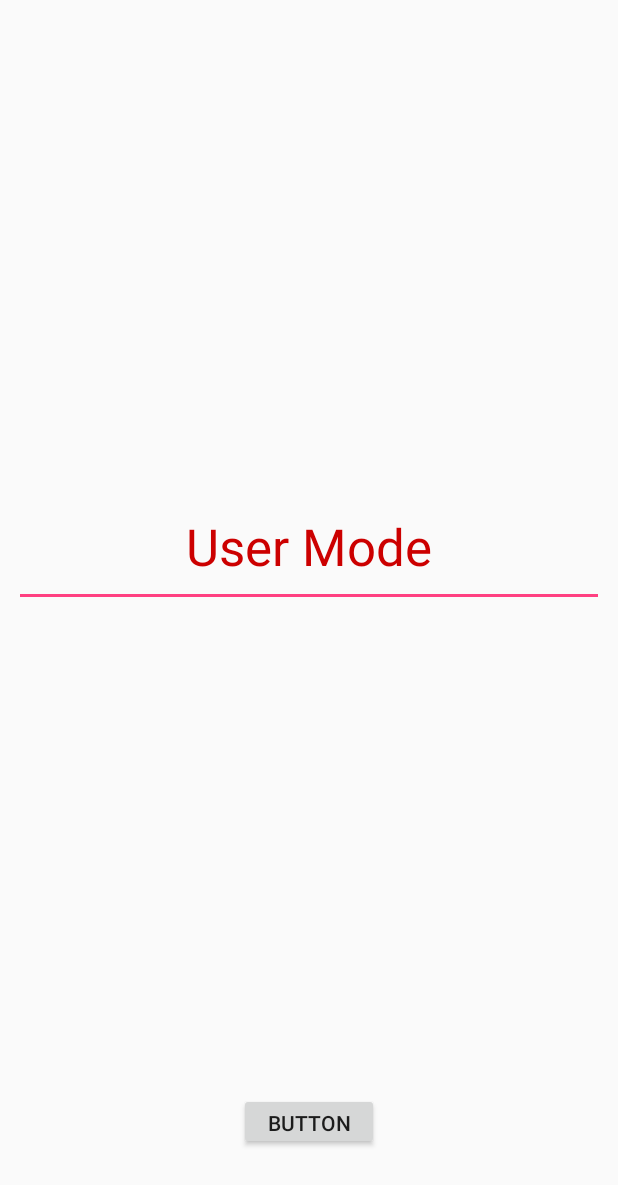
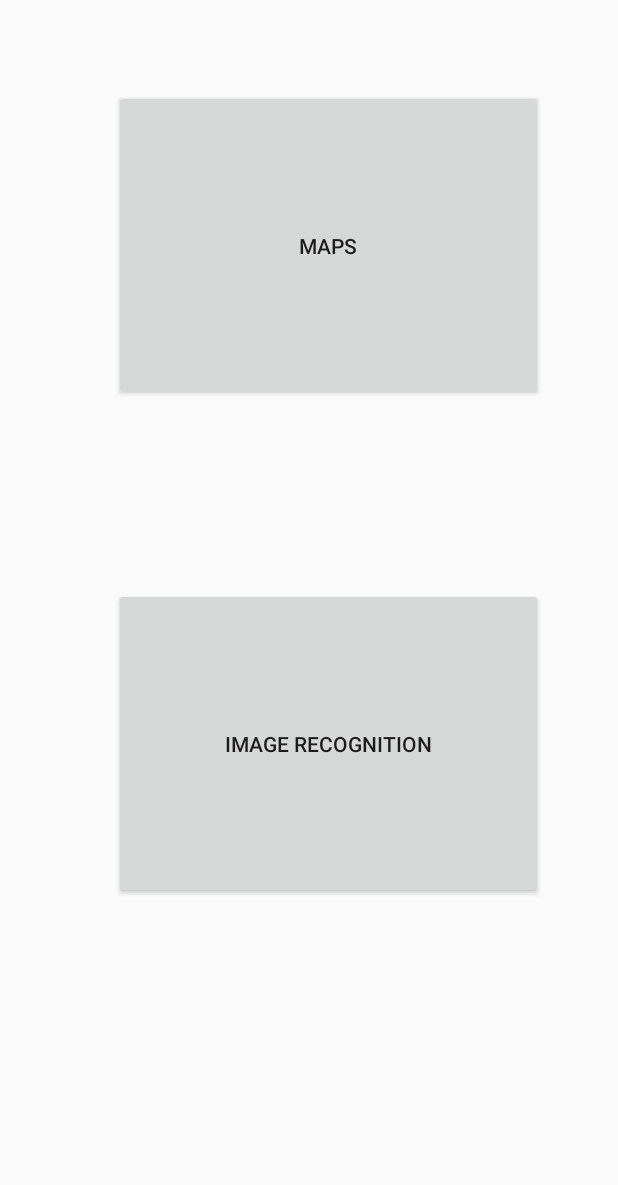
Before and after one commit to Jneverson/SeniorDesignResearch, an Android app: the layout activity_main.xml on its own in the app's theme, with its tools: preview values and no code run, on a phone screen of 412 x 824 dp. Shown: the top 1185 px of the screen. Run offline under Robolectric (Android 15) with nearby library versions, the phone set to English and light mode, and no system bars.

Commit message:
"activity_main.xml" updated to only be a ui for reaching the image recognition or maps features within the app
Signed-off-by: Jneverson <jdneverson97@gmail.com>

```diff
--- a/Product/app/src/main/java/com/nyit/seniordesignproject/conciousgps/ImageRecognition.java
+++ b/Product/app/src/main/java/com/nyit/seniordesignproject/conciousgps/ImageRecognition.java
@@ -51,7 +51,6 @@ import com.google.api.services.vision.v1.model.Feature;
 import com.google.api.services.vision.v1.model.Image;
 
 import java.io.ByteArrayOutputStream;
-import java.io.Console;
 import java.io.File;
 import java.io.IOException;
 import java.lang.ref.WeakReference;
@@ -113,7 +112,7 @@ public class ImageRecognition extends AppCompatActivity {
         mImageDetails = findViewById(R.id.image_details);
         mMainImage = findViewById(R.id.main_image);
 
-        findViewById(R.id.button2).setOnClickListener(b -> {
+        findViewById(R.id.mainButton).setOnClickListener(b -> {
             buttonCounter++;
             if (buttonCounter >= 5) {
                 buttonCounter = 0;
--- a/Product/app/src/main/java/com/nyit/seniordesignproject/conciousgps/MapsActivity.java
+++ b/Product/app/src/main/java/com/nyit/seniordesignproject/conciousgps/MapsActivity.java
@@ -2,8 +2,8 @@ package com.nyit.seniordesignproject.conciousgps;
 
 import android.content.Intent;
 import android.net.Uri;
+import android.os.Bundle;
 import android.support.v4.app.FragmentActivity;
-import android.os.Bundle;
 
 import com.google.android.gms.maps.CameraUpdateFactory;
 import com.google.android.gms.maps.GoogleMap;
@@ -24,6 +24,7 @@ public class MapsActivity extends FragmentActivity implements OnMapReadyCallback
         SupportMapFragment mapFragment = (SupportMapFragment) getSupportFragmentManager()
                 .findFragmentById(R.id.map);
         mapFragment.getMapAsync(this);
+
     }
 
 
--- a/Product/app/src/main/res/layout/activity_main.xml
+++ b/Product/app/src/main/res/layout/activity_main.xml
@@ -7,39 +7,31 @@
     tools:context=".MainActivity">
 
     <Button
-        android:id="@+id/button"
-        android:layout_width="93dp"
-        android:layout_height="38dp"
-        android:layout_marginStart="146dp"
-        android:layout_marginTop="8dp"
-        android:layout_marginEnd="8dp"
-        android:layout_marginBottom="29dp"
-        android:text="Button"
+        android:id="@+id/imageRecButton"
+        android:layout_width="286dp"
+        android:layout_height="207dp"
+        android:layout_marginStart="50dp"
+        android:layout_marginTop="113dp"
+        android:layout_marginEnd="50dp"
+        android:layout_marginBottom="8dp"
+        android:text="IMAGE RECOGNITION"
         app:layout_constraintBottom_toBottomOf="parent"
         app:layout_constraintEnd_toEndOf="parent"
-        app:layout_constraintHorizontal_bias="0.079"
+        app:layout_constraintHorizontal_bias="1.0"
         app:layout_constraintStart_toStartOf="parent"
-        app:layout_constraintTop_toTopOf="parent"
-        app:layout_constraintVertical_bias="0.963" />
+        app:layout_constraintTop_toBottomOf="@+id/mapsButton"
+        app:layout_constraintVertical_bias="0.051" />
 
-    <EditText
-        android:id="@+id/editText2"
-        android:layout_width="wrap_content"
-        android:layout_height="80dp"
-        android:layout_marginStart="8dp"
-        android:layout_marginTop="8dp"
-        android:layout_marginEnd="8dp"
-        android:layout_marginBottom="8dp"
-        android:accessibilityHeading="false"
-        android:ems="10"
-        android:inputType="textPersonName"
-        android:text="User Mode"
-        android:textAlignment="center"
-        android:textAllCaps="true"
-        android:textAppearance="@style/TextAppearance.AppCompat.Display1"
-        android:textColor="@android:color/holo_red_dark"
-        app:layout_constraintBottom_toTopOf="@+id/button"
+    <Button
+        android:id="@+id/mapsButton"
+        android:layout_width="286dp"
+        android:layout_height="207dp"
+        android:layout_marginStart="50dp"
+        android:layout_marginTop="60dp"
+        android:layout_marginEnd="50dp"
+        android:text="MAPS"
         app:layout_constraintEnd_toEndOf="parent"
+        app:layout_constraintHorizontal_bias="1.0"
         app:layout_constraintStart_toStartOf="parent"
         app:layout_constraintTop_toTopOf="parent" />
 
```
Also changed, not shown: Product/app/src/main/AndroidManifest.xml (+14 -11 lines), Product/app/src/main/java/com/nyit/seniordesignproject/conciousgps/MainActivity.java (+28 -11 lines), Product/app/src/main/res/layout/image_recognition_main.xml (+6 -6 lines).
